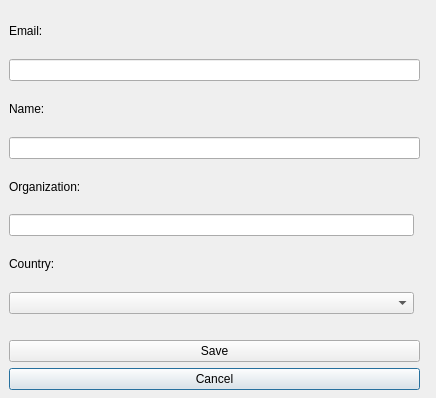
Above: LDMP/DlgSettingsUpdate.ui from ConservationInternational/trends.earth before the change. Below: the same form after it.
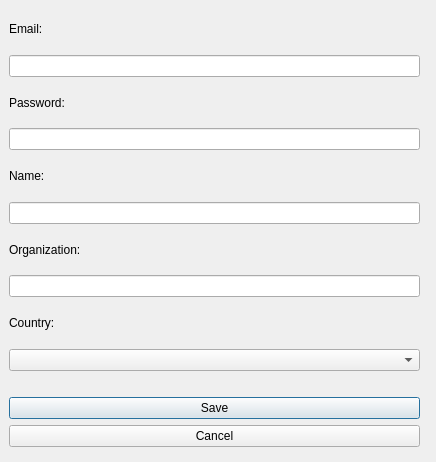
That is the form after the change.

Commit message: Add remaining params for calculate.

Patch:
```diff
--- a/LDMP/DlgSettingsUpdate.ui
+++ b/LDMP/DlgSettingsUpdate.ui
@@ -7,7 +7,7 @@
     <x>0</x>
     <y>0</y>
     <width>436</width>
-    <height>398</height>
+    <height>462</height>
    </rect>
   </property>
   <property name="sizePolicy">
@@ -25,24 +25,14 @@
      <x>9</x>
      <y>9</y>
      <width>411</width>
-     <height>381</height>
+     <height>438</height>
     </rect>
    </property>
    <layout class="QGridLayout" name="gridLayout">
     <property name="sizeConstraint">
      <enum>QLayout::SetDefaultConstraint</enum>
     </property>
-    <item row="2" column="1" colspan="2">
-     <widget class="QLineEdit" name="email">
-      <property name="inputMethodHints">
-       <set>Qt::ImhEmailCharactersOnly</set>
-      </property>
-      <property name="readOnly">
-       <bool>true</bool>
-      </property>
-     </widget>
-    </item>
-    <item row="3" column="1">
+    <item row="5" column="1">
      <widget class="QLabel" name="label_5">
       <property name="sizePolicy">
        <sizepolicy hsizetype="Preferred" vsizetype="Minimum">
@@ -55,7 +45,7 @@
       </property>
      </widget>
     </item>
-    <item row="9" column="1">
+    <item row="11" column="1">
      <widget class="QLabel" name="label_4">
       <property name="sizePolicy">
        <sizepolicy hsizetype="Preferred" vsizetype="Minimum">
@@ -68,33 +58,7 @@
       </property>
      </widget>
     </item>
-    <item row="7" column="1">
-     <widget class="QLabel" name="label_3">
-      <property name="sizePolicy">
-       <sizepolicy hsizetype="Preferred" vsizetype="Minimum">
-        <horstretch>0</horstretch>
-        <verstretch>0</verstretch>
-       </sizepolicy>
-      </property>
-      <property name="text">
-       <string>Organization:</string>
-      </property>
-     </widget>
-    </item>
-    <item row="1" column="1">
-     <widget class="QLabel" name="label_2">
-      <property name="sizePolicy">
-       <sizepolicy hsizetype="Preferred" vsizetype="Minimum">
-        <horstretch>0</horstretch>
-        <verstretch>0</verstretch>
-       </sizepolicy>
-      </property>
-      <property name="text">
-       <string>Email:</string>
-      </property>
-     </widget>
-    </item>
-    <item row="11" column="1">
+    <item row="13" column="1">
      <spacer name="verticalSpacer">
       <property name="orientation">
        <enum>Qt::Vertical</enum>
@@ -110,7 +74,49 @@
       </property>
      </spacer>
     </item>
-    <item row="8" column="1">
+    <item row="1" column="1">
+     <widget class="QLabel" name="label_2">
+      <property name="sizePolicy">
+       <sizepolicy hsizetype="Preferred" vsizetype="Minimum">
+        <horstretch>0</horstretch>
+        <verstretch>0</verstretch>
+       </sizepolicy>
+      </property>
+      <property name="text">
+       <string>Email:</string>
+      </property>
+     </widget>
+    </item>
+    <item row="9" column="1">
+     <widget class="QLabel" name="label_3">
+      <property name="sizePolicy">
+       <sizepolicy hsizetype="Preferred" vsizetype="Minimum">
+        <horstretch>0</horstretch>
+        <verstretch>0</verstretch>
+       </sizepolicy>
+      </property>
+      <property name="text">
+       <string>Organization:</string>
+      </property>
+     </widget>
+    </item>
+    <item row="12" column="1">
+     <widget class="QComboBox" name="country"/>
+    </item>
+    <item row="3" column="1">
+     <widget class="QLabel" name="label_6">
+      <property name="sizePolicy">
+       <sizepolicy hsizetype="Preferred" vsizetype="Minimum">
+        <horstretch>0</horstretch>
+        <verstretch>0</verstretch>
+       </sizepolicy>
+      </property>
+      <property name="text">
+       <string>Password:</string>
+      </property>
+     </widget>
+    </item>
+    <item row="10" column="1">
      <widget class="QLineEdit" name="organization">
       <property name="inputMethodHints">
        <set>Qt::ImhNone</set>
@@ -120,30 +126,47 @@
       </property>
      </widget>
     </item>
-    <item row="4" column="1" colspan="2">
+    <item row="6" column="1">
      <widget class="QLineEdit" name="name">
       <property name="inputMethodHints">
        <set>Qt::ImhNoAutoUppercase</set>
       </property>
      </widget>
     </item>
-    <item row="10" column="1">
-     <widget class="QComboBox" name="country"/>
+    <item row="4" column="1">
+     <widget class="QLineEdit" name="password">
+      <property name="inputMethodHints">
+       <set>Qt::ImhHiddenText|Qt::ImhNoAutoUppercase|Qt::ImhNoPredictiveText</set>
+      </property>
+      <property name="echoMode">
+       <enum>QLineEdit::Password</enum>
+      </property>
+     </widget>
     </item>
-    <item row="13" column="1" colspan="2">
-     <widget class="QPushButton" name="cancel">
-      <property name="text">
-       <string>Cancel</string>
+    <item row="2" column="1">
+     <widget class="QLineEdit" name="email">
+      <property name="inputMethodHints">
+       <set>Qt::ImhEmailCharactersOnly</set>
       </property>
+      <property name="readOnly">
+       <bool>true</bool>
+      </property>
      </widget>
     </item>
-    <item row="12" column="1" colspan="2">
+    <item row="14" column="1">
      <widget class="QPushButton" name="save">
       <property name="text">
        <string>Save</string>
       </property>
      </widget>
     </item>
+    <item row="15" column="1">
+     <widget class="QPushButton" name="cancel">
+      <property name="text">
+       <string>Cancel</string>
+      </property>
+     </widget>
+    </item>
    </layout>
   </widget>
  </widget>
```
Left out of the diff: 1 changed line with no effect on the pictures. The commit also changes 2 other files.
